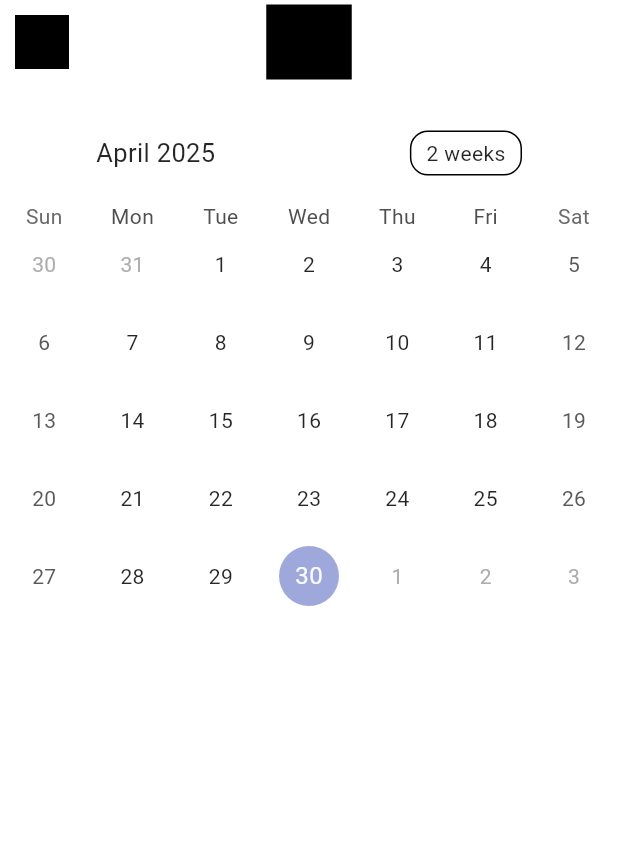
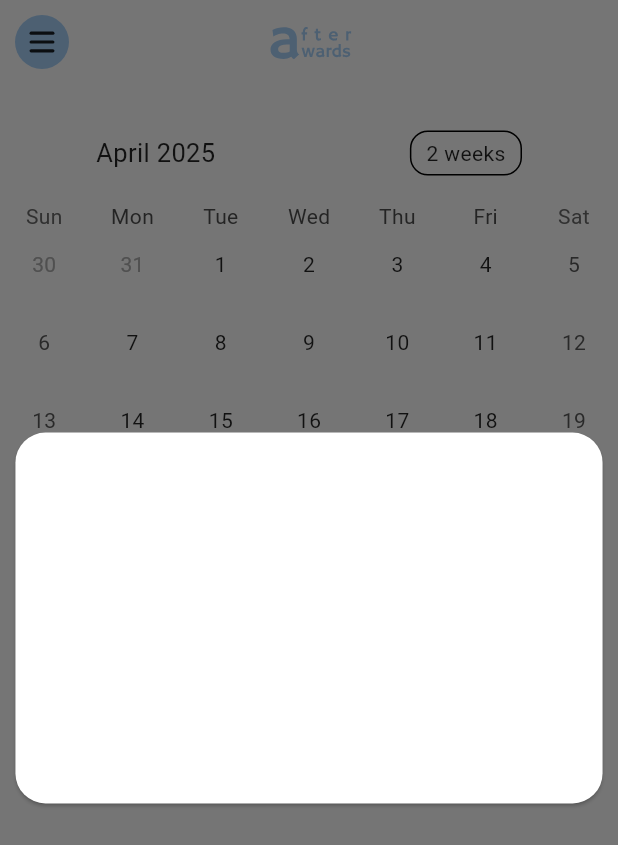
Before and after one commit to za5en/afterwards, a Flutter app: the screen it shows after launch, after a tap on an icon or button, on a phone screen of 412 x 824 dp. Shown: the top 845 px of the screen. Run offline on Flutter 3.47's test engine with Material 3 defaults, Android fonts, the phone set to English and light mode, and no system bars; drawn by our look-alikes of table_calendar; our stand-ins replace flutter_svg, get; Roboto replaces fonts that are missing (OpenSans).

Commit message:
drawer upd

```diff
--- a/lib/view/pages/calendar.dart
+++ b/lib/view/pages/calendar.dart
@@ -1,4 +1,5 @@
 import 'package:afterwards/view/widgets/a_appbar.dart';
+import 'package:afterwards/view/widgets/a_svg.dart';
 import 'package:afterwards/view/widgets/navigation_drawer.dart';
 import 'package:flutter/material.dart';
 
@@ -10,7 +11,39 @@ class Calendar extends StatelessWidget {
   @override
   Widget build(BuildContext context) {
     return Scaffold(
-      appBar: AAppBar(),
+      appBar: AAppBar(
+        title: ASvg(assetName: 'assets/images/logo.svg'),
+        leading: Padding(
+          padding: EdgeInsets.all(10.0),
+          child: Builder(
+            builder: (context) {
+              return Visibility(
+                visible: true, // depending on settings
+                child: InkWell(
+                  customBorder: RoundedRectangleBorder(
+                    borderRadius: BorderRadius.circular(15),
+                  ),
+                  onTap: () {
+                    Scaffold.of(context).openDrawer();
+                  },
+                  child: ASvg(assetName: 'assets/images/menu-button.svg'),
+                ),
+              );
+            },
+          ),
+        ),
+        actions: [
+          Visibility(
+            visible: false, // depending on settings
+            child: InkWell(
+              onTap: () {
+                // open navigation drawer
+              },
+              child: ASvg(assetName: 'assets/images/menu-button.svg'),
+            ),
+          ),
+        ],
+      ),
       drawer: const ANavigationDrawer(),
       body: SafeArea(
         child: Stack(
--- a/lib/view/widgets/a_appbar.dart
+++ b/lib/view/widgets/a_appbar.dart
@@ -1,40 +1,23 @@
-import 'package:afterwards/view/widgets/a_svg.dart';
 import 'package:flutter/material.dart';
 
 class AAppBar extends StatelessWidget implements PreferredSizeWidget {
-  const AAppBar({super.key});
+  final Widget? title;
+  final Widget? leading;
+  final double? size;
+  final List<Widget>? actions;
+
+  const AAppBar({super.key, this.title, this.leading, this.size, this.actions});
 
   @override
   Widget build(BuildContext context) {
     return AppBar(
       centerTitle: true,
-      title: ASvg(assetName: 'assets/images/logo.svg'),
-      leading: Padding(
-        padding: EdgeInsets.all(10.0),
-        child: Visibility(
-          visible: true, // depending on settings
-          child: InkWell(
-            onTap: () {
-              // open navigation drawer
-            },
-            child: ASvg(assetName: 'assets/images/menu-button.svg'),
-          ),
-        ),
-      ),
-      actions: [
-        Visibility(
-          visible: false, // depending on settings
-          child: InkWell(
-            onTap: () {
-              // open navigation drawer
-            },
-            child: ASvg(assetName: 'assets/images/menu-button.svg'),
-          ),
-        ),
-      ],
+      title: title,
+      leading: leading,
+      actions: actions,
     );
   }
 
   @override
-  Size get preferredSize => Size.fromHeight(70);
+  Size get preferredSize => Size.fromHeight(size ?? 70);
 }
--- a/lib/view/widgets/a_svg.dart
+++ b/lib/view/widgets/a_svg.dart
@@ -3,28 +3,23 @@ import 'package:flutter_svg/svg.dart';
 
 class ASvg extends StatelessWidget {
   final String assetName;
-  final Color? color;
-  final BlendMode? blendMode;
   final double? height;
   final double? width;
+  final ColorFilter? colorFilter;
 
   const ASvg({
     super.key,
     required this.assetName,
     this.height,
     this.width,
-    this.color,
-    this.blendMode,
+    this.colorFilter,
   });
 
   @override
   Widget build(BuildContext context) {
     return SvgPicture.asset(
       assetName,
-      colorFilter: ColorFilter.mode(
-        color ?? Colors.black,
-        blendMode ?? BlendMode.src,
-      ),
+      colorFilter: colorFilter,
       height: height,
       width: width,
     );
--- a/lib/view/widgets/navigation_drawer.dart
+++ b/lib/view/widgets/navigation_drawer.dart
@@ -6,11 +6,33 @@ class ANavigationDrawer extends StatelessWidget {
 
   @override
   Widget build(BuildContext context) {
+    double w = MediaQuery.of(context).size.width;
+    double h = MediaQuery.of(context).size.height;
     final theme = Theme.of(context);
-    return Drawer(
+    return Center(
+      child: Container(
+        height: h * 0.3,
+        // child: Column(
+        //   children: [
+        //     InkWell(
+        //       customBorder: RoundedRectangleBorder(
+        //         borderRadius: BorderRadius.circular(15),
+        //       ),
+        //       child: ASvg(
+        //         assetName: 'assets/images/menu-button-selected.svg',
+        //         height: 35,
+        //       ),
+        //       onTap: () {
+        //         Navigator.pop(context);
+        //         // Get.back();
+        //       },
+        //     ),
+        child: Container(
+          width: w * 0.95,
+          child: Drawer(
             shadowColor: Colors.black,
             shape: const RoundedRectangleBorder(
-        borderRadius: BorderRadius.horizontal(right: Radius.circular(20)),
+              borderRadius: BorderRadius.all(Radius.circular(20)),
             ),
             backgroundColor: theme.colorScheme.surface,
             child: Padding(
@@ -20,25 +42,17 @@ class ANavigationDrawer extends StatelessWidget {
                   SingleChildScrollView(
                     child: Column(
                       crossAxisAlignment: CrossAxisAlignment.start,
-                children: [
-                  const SizedBox(height: 30),
-                  InkWell(
-                    child: ASvg(
-                      assetName: 'assets/images/menu-button.svg',
-                      color: theme.colorScheme.secondary,
-                      height: 35,
-                    ),
-                    onTap: () {
-                      Navigator.pop(context);
-                      // Get.back();
-                    },
-                  ),
-                ],
+                      children: [const SizedBox(height: 30)],
                     ),
                   ),
                 ],
               ),
             ),
+          ),
+          //   ),
+          // ],
+        ),
+      ),
     );
   }
 }
```
Lines whose indentation alone changed are shown as unchanged.
